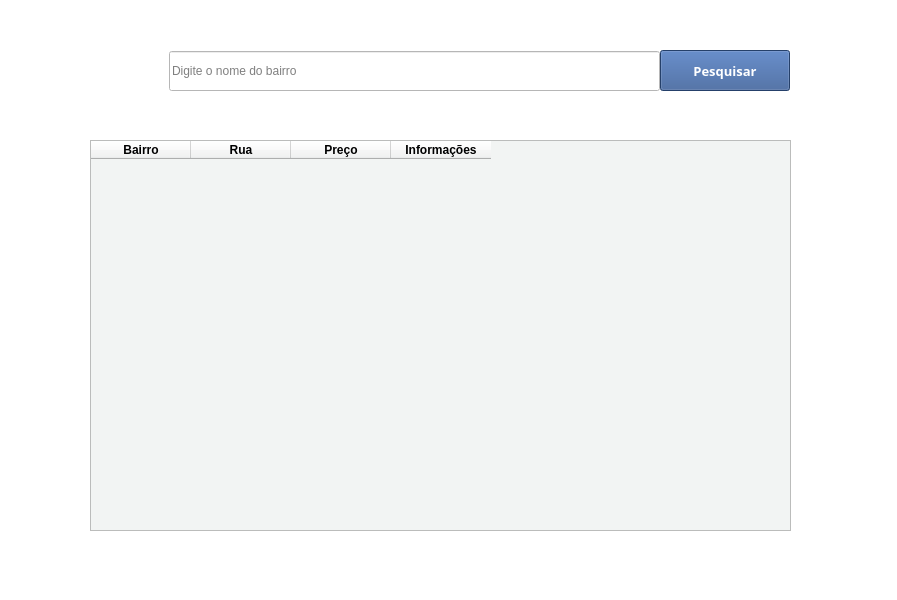
lucasousa/Projeto-Loca-Facil, file Telas/pesquisar.ui: the form before one commit.
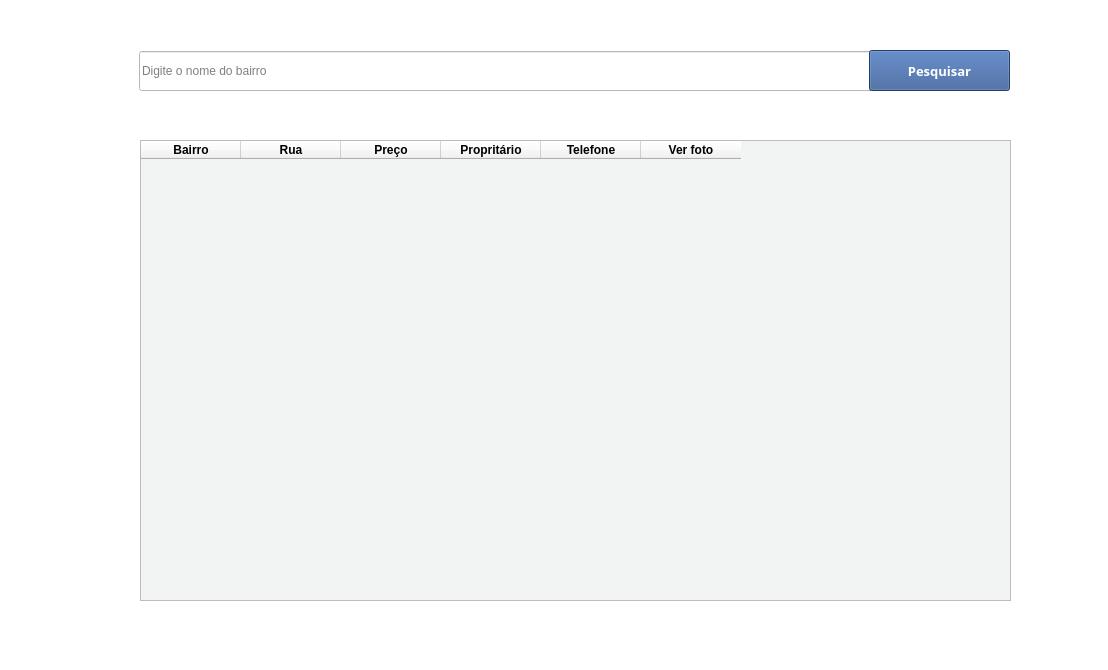
The form after the commit. Icons and pictures are not drawn.

```diff
--- a/Telas/pesquisar.ui
+++ b/Telas/pesquisar.ui
@@ -6,8 +6,8 @@
    <rect>
     <x>0</x>
     <y>0</y>
-    <width>897</width>
-    <height>600</height>
+    <width>1108</width>
+    <height>670</height>
    </rect>
   </property>
   <property name="windowTitle">
@@ -23,7 +23,7 @@
    <widget class="QToolButton" name="toolButton">
     <property name="geometry">
      <rect>
-      <x>90</x>
+      <x>61</x>
       <y>50</y>
       <width>50</width>
       <height>41</height>
@@ -50,9 +50,9 @@
    <widget class="QLineEdit" name="lineEdit">
     <property name="geometry">
      <rect>
-      <x>169</x>
+      <x>139</x>
       <y>51</y>
-      <width>491</width>
+      <width>741</width>
       <height>40</height>
      </rect>
     </property>
@@ -66,9 +66,9 @@
    <widget class="QPushButton" name="pushButton">
     <property name="geometry">
      <rect>
-      <x>660</x>
+      <x>869</x>
       <y>50</y>
-      <width>130</width>
+      <width>141</width>
       <height>41</height>
      </rect>
     </property>
@@ -94,10 +94,10 @@
    <widget class="QTableWidget" name="tableWidget_2">
     <property name="geometry">
      <rect>
-      <x>90</x>
+      <x>140</x>
       <y>140</y>
-      <width>701</width>
-      <height>391</height>
+      <width>871</width>
+      <height>461</height>
      </rect>
     </property>
     <property name="styleSheet">
@@ -125,7 +125,17 @@
     </column>
     <column>
      <property name="text">
-      <string>Informações</string>
+      <string>Propritário</string>
+     </property>
+    </column>
+    <column>
+     <property name="text">
+      <string>Telefone</string>
+     </property>
+    </column>
+    <column>
+     <property name="text">
+      <string>Ver foto</string>
      </property>
     </column>
    </widget>
```
